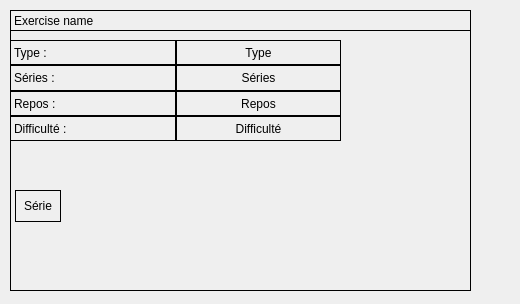
First picture: the form in src/exercisewidget.ui, repository oktal/bodeasy, before the edit.
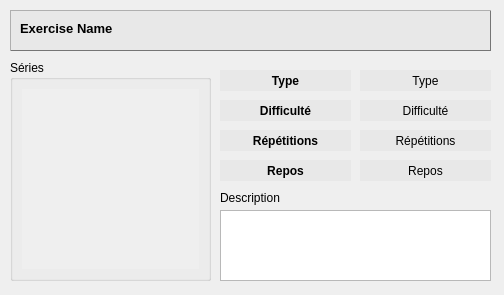
Second picture: the form after the edit. Icons and pictures are not drawn.

```diff
--- a/src/exercisewidget.ui
+++ b/src/exercisewidget.ui
@@ -6,155 +6,145 @@
    <rect>
     <x>0</x>
     <y>0</y>
-    <width>520</width>
-    <height>304</height>
+    <width>504</width>
+    <height>295</height>
    </rect>
   </property>
   <property name="windowTitle">
    <string>Form</string>
   </property>
-  <widget class="QLabel" name="label">
+  <property name="styleSheet">
+   <string notr="true">QFrame#headerFrame {
+    border: 1px outset gray;
+    background-color: rgb(232, 232, 232);
+    border-color: rgb(117, 117, 117);
+}</string>
+  </property>
+  <widget class="QFrame" name="headerFrame">
    <property name="geometry">
     <rect>
      <x>10</x>
      <y>10</y>
-     <width>461</width>
-     <height>21</height>
+     <width>481</width>
+     <height>41</height>
     </rect>
    </property>
-   <property name="frameShape">
-    <enum>QFrame::Box</enum>
+   <property name="styleSheet">
+    <string notr="true"/>
    </property>
-   <property name="text">
-    <string>Exercise name</string>
-   </property>
-  </widget>
-  <widget class="QFrame" name="frame">
-   <property name="geometry">
-    <rect>
-     <x>10</x>
-     <y>30</y>
-     <width>461</width>
-     <height>261</height>
-    </rect>
-   </property>
    <property name="frameShape">
-    <enum>QFrame::Box</enum>
+    <enum>QFrame::StyledPanel</enum>
    </property>
    <property name="frameShadow">
-    <enum>QFrame::Plain</enum>
+    <enum>QFrame::Raised</enum>
    </property>
-   <widget class="QLabel" name="label_10">
+   <widget class="QLabel" name="label_7">
     <property name="geometry">
      <rect>
-      <x>5</x>
-      <y>160</y>
-      <width>46</width>
-      <height>32</height>
+      <x>10</x>
+      <y>10</y>
+      <width>171</width>
+      <height>16</height>
      </rect>
     </property>
-    <property name="frameShape">
-     <enum>QFrame::Box</enum>
+    <property name="font">
+     <font>
+      <pointsize>10</pointsize>
+      <weight>75</weight>
+      <bold>true</bold>
+     </font>
     </property>
     <property name="text">
-     <string>Série</string>
+     <string>Exercise Name</string>
     </property>
-    <property name="alignment">
-     <set>Qt::AlignCenter</set>
-    </property>
    </widget>
-   <widget class="QWidget" name="layoutWidget">
-    <property name="geometry">
-     <rect>
-      <x>50</x>
-      <y>160</y>
-      <width>391</width>
-      <height>58</height>
-     </rect>
-    </property>
-    <layout class="QGridLayout" name="seriesLayout" rowstretch="0">
-     <property name="sizeConstraint">
-      <enum>QLayout::SetFixedSize</enum>
-     </property>
-     <property name="horizontalSpacing">
-      <number>1</number>
-     </property>
-     <property name="verticalSpacing">
-      <number>2</number>
-     </property>
-     <property name="leftMargin">
-      <number>0</number>
-     </property>
-    </layout>
-   </widget>
-   <widget class="QLabel" name="lblPixmap">
+  </widget>
+  <widget class="QGroupBox" name="groupBox">
     <property name="geometry">
      <rect>
-      <x>340</x>
-      <y>10</y>
-      <width>111</width>
-      <height>101</height>
-     </rect>
-    </property>
-    <property name="text">
-     <string/>
-    </property>
-    <property name="pixmap">
-     <pixmap>../release/exercice-triceps-08.gif</pixmap>
-    </property>
-    <property name="scaledContents">
+     <x>10</x>
+     <y>60</y>
+     <width>201</width>
+     <height>221</height>
+    </rect>
+   </property>
+   <property name="title">
+    <string>Séries</string>
+   </property>
+   <layout class="QVBoxLayout" name="verticalLayout">
+    <item>
+     <widget class="QScrollArea" name="scrollArea">
+      <property name="frameShape">
+       <enum>QFrame::NoFrame</enum>
+      </property>
+      <property name="frameShadow">
+       <enum>QFrame::Raised</enum>
+      </property>
+      <property name="widgetResizable">
      <bool>true</bool>
     </property>
-   </widget>
-   <widget class="QWidget" name="layoutWidget">
+      <widget class="QWidget" name="scrollAreaWidgetContents">
     <property name="geometry">
      <rect>
       <x>0</x>
-      <y>10</y>
-      <width>331</width>
-      <height>101</height>
-     </rect>
-    </property>
-    <layout class="QGridLayout" name="gridLayout">
-     <property name="sizeConstraint">
-      <enum>QLayout::SetMaximumSize</enum>
-     </property>
-     <property name="leftMargin">
-      <number>0</number>
-     </property>
-     <property name="spacing">
-      <number>0</number>
-     </property>
-     <item row="0" column="0">
+         <y>0</y>
+         <width>181</width>
+         <height>188</height>
+        </rect>
+       </property>
+      </widget>
+     </widget>
+    </item>
+   </layout>
+  </widget>
+  <widget class="QPlainTextEdit" name="plainTextEdit">
+   <property name="geometry">
+    <rect>
+     <x>220</x>
+     <y>210</y>
+     <width>271</width>
+     <height>71</height>
+    </rect>
+   </property>
+  </widget>
+  <widget class="QLabel" name="label">
+   <property name="geometry">
+    <rect>
+     <x>220</x>
+     <y>190</y>
+     <width>81</width>
+     <height>16</height>
+    </rect>
+   </property>
+   <property name="text">
+    <string>Description</string>
+   </property>
+  </widget>
       <widget class="QLabel" name="label_2">
-       <property name="minimumSize">
-        <size>
-         <width>0</width>
-         <height>20</height>
-        </size>
-       </property>
-       <property name="frameShape">
-        <enum>QFrame::Box</enum>
-       </property>
-       <property name="text">
-        <string>Type :</string>
-       </property>
-       <property name="scaledContents">
-        <bool>false</bool>
-       </property>
-       <property name="wordWrap">
-        <bool>true</bool>
-       </property>
-       <property name="margin">
-        <number>1</number>
-       </property>
-      </widget>
-     </item>
-     <item row="0" column="1">
-      <widget class="QLabel" name="label_7">
+   <property name="geometry">
+    <rect>
+     <x>220</x>
+     <y>70</y>
+     <width>131</width>
+     <height>21</height>
+    </rect>
+   </property>
+   <property name="font">
+    <font>
+     <weight>75</weight>
+     <bold>true</bold>
+    </font>
+   </property>
+   <property name="styleSheet">
+    <string notr="true">background-color: rgb(232, 232, 232);
+border-style: none;</string>
+   </property>
        <property name="frameShape">
         <enum>QFrame::Box</enum>
        </property>
+   <property name="frameShadow">
+    <enum>QFrame::Plain</enum>
+   </property>
        <property name="text">
         <string>Type</string>
        </property>
@@ -162,85 +152,158 @@
         <set>Qt::AlignCenter</set>
        </property>
       </widget>
-     </item>
-     <item row="1" column="0">
       <widget class="QLabel" name="label_3">
-       <property name="minimumSize">
-        <size>
-         <width>0</width>
-         <height>0</height>
-        </size>
-       </property>
-       <property name="frameShape">
-        <enum>QFrame::Box</enum>
-       </property>
-       <property name="text">
-        <string>Séries :</string>
-       </property>
-      </widget>
-     </item>
-     <item row="1" column="1">
-      <widget class="QLabel" name="label_8">
+   <property name="geometry">
+    <rect>
+     <x>220</x>
+     <y>100</y>
+     <width>131</width>
+     <height>21</height>
+    </rect>
+   </property>
+   <property name="font">
+    <font>
+     <weight>75</weight>
+     <bold>true</bold>
+    </font>
+   </property>
+   <property name="styleSheet">
+    <string notr="true">background-color: rgb(232, 232, 232);
+border-style: none;</string>
+   </property>
        <property name="frameShape">
         <enum>QFrame::Box</enum>
        </property>
+   <property name="frameShadow">
+    <enum>QFrame::Plain</enum>
+   </property>
        <property name="text">
-        <string>Séries</string>
+    <string>Difficulté</string>
        </property>
        <property name="alignment">
         <set>Qt::AlignCenter</set>
        </property>
       </widget>
-     </item>
-     <item row="2" column="0">
       <widget class="QLabel" name="label_4">
-       <property name="minimumSize">
-        <size>
-         <width>0</width>
-         <height>0</height>
-        </size>
-       </property>
-       <property name="frameShape">
-        <enum>QFrame::Box</enum>
-       </property>
-       <property name="text">
-        <string>Repos :</string>
-       </property>
-      </widget>
-     </item>
-     <item row="2" column="1">
-      <widget class="QLabel" name="label_9">
+   <property name="geometry">
+    <rect>
+     <x>220</x>
+     <y>130</y>
+     <width>131</width>
+     <height>21</height>
+    </rect>
+   </property>
+   <property name="font">
+    <font>
+     <weight>75</weight>
+     <bold>true</bold>
+    </font>
+   </property>
+   <property name="styleSheet">
+    <string notr="true">background-color: rgb(232, 232, 232);
+border-style: none;</string>
+   </property>
        <property name="frameShape">
         <enum>QFrame::Box</enum>
        </property>
+   <property name="frameShadow">
+    <enum>QFrame::Plain</enum>
+   </property>
        <property name="text">
-        <string>Repos</string>
+    <string>Répétitions</string>
        </property>
        <property name="alignment">
         <set>Qt::AlignCenter</set>
        </property>
       </widget>
-     </item>
-     <item row="3" column="0">
       <widget class="QLabel" name="label_5">
-       <property name="minimumSize">
-        <size>
-         <width>0</width>
-         <height>0</height>
-        </size>
+   <property name="geometry">
+    <rect>
+     <x>220</x>
+     <y>160</y>
+     <width>131</width>
+     <height>21</height>
+    </rect>
+   </property>
+   <property name="font">
+    <font>
+     <weight>75</weight>
+     <bold>true</bold>
+    </font>
+   </property>
+   <property name="styleSheet">
+    <string notr="true">background-color: rgb(232, 232, 232);
+border-style: none;</string>
        </property>
        <property name="frameShape">
         <enum>QFrame::Box</enum>
        </property>
+   <property name="frameShadow">
+    <enum>QFrame::Plain</enum>
+   </property>
        <property name="text">
-        <string>Difficulté :</string>
-       </property>
-      </widget>
-     </item>
-     <item row="3" column="1">
+    <string>Repos</string>
+   </property>
+   <property name="alignment">
+    <set>Qt::AlignCenter</set>
+   </property>
+  </widget>
       <widget class="QLabel" name="label_6">
+   <property name="geometry">
+    <rect>
+     <x>360</x>
+     <y>70</y>
+     <width>131</width>
+     <height>21</height>
+    </rect>
+   </property>
+   <property name="font">
+    <font>
+     <weight>50</weight>
+     <bold>false</bold>
+    </font>
+   </property>
+   <property name="styleSheet">
+    <string notr="true">background-color: rgb(232, 232, 232);
+border-style: none;</string>
+   </property>
        <property name="frameShape">
         <enum>QFrame::Box</enum>
+   </property>
+   <property name="frameShadow">
+    <enum>QFrame::Plain</enum>
+   </property>
+   <property name="text">
+    <string>Type</string>
+   </property>
+   <property name="alignment">
+    <set>Qt::AlignCenter</set>
+   </property>
+  </widget>
+  <widget class="QLabel" name="label_8">
+   <property name="geometry">
+    <rect>
+     <x>360</x>
+     <y>100</y>
+     <width>131</width>
+     <height>21</height>
+    </rect>
+   </property>
+   <property name="font">
+    <font>
+     <weight>50</weight>
+     <bold>false</bold>
+    </font>
+   </property>
+   <property name="styleSheet">
+    <string notr="true">background-color: rgb(232, 232, 232);
+border-style: none;</string>
+   </property>
+   <property name="frameShape">
+    <enum>QFrame::Box</enum>
+   </property>
+   <property name="frameShadow">
+    <enum>QFrame::Plain</enum>
        </property>
        <property name="text">
         <string>Difficulté</string>
@@ -249,9 +312,69 @@
         <set>Qt::AlignCenter</set>
        </property>
       </widget>
-     </item>
-    </layout>
-   </widget>
+  <widget class="QLabel" name="label_9">
+   <property name="geometry">
+    <rect>
+     <x>360</x>
+     <y>130</y>
+     <width>131</width>
+     <height>21</height>
+    </rect>
+   </property>
+   <property name="font">
+    <font>
+     <weight>50</weight>
+     <bold>false</bold>
+    </font>
+   </property>
+   <property name="styleSheet">
+    <string notr="true">background-color: rgb(232, 232, 232);
+border-style: none;</string>
+   </property>
+   <property name="frameShape">
+    <enum>QFrame::Box</enum>
+   </property>
+   <property name="frameShadow">
+    <enum>QFrame::Plain</enum>
+   </property>
+   <property name="text">
+    <string>Répétitions</string>
+   </property>
+   <property name="alignment">
+    <set>Qt::AlignCenter</set>
+   </property>
+  </widget>
+  <widget class="QLabel" name="label_10">
+   <property name="geometry">
+    <rect>
+     <x>360</x>
+     <y>160</y>
+     <width>131</width>
+     <height>21</height>
+    </rect>
+   </property>
+   <property name="font">
+    <font>
+     <weight>50</weight>
+     <bold>false</bold>
+    </font>
+   </property>
+   <property name="styleSheet">
+    <string notr="true">background-color: rgb(232, 232, 232);
+border-style: none;</string>
+   </property>
+   <property name="frameShape">
+    <enum>QFrame::Box</enum>
+   </property>
+   <property name="frameShadow">
+    <enum>QFrame::Plain</enum>
+   </property>
+   <property name="text">
+    <string>Repos</string>
+   </property>
+   <property name="alignment">
+    <set>Qt::AlignCenter</set>
+   </property>
   </widget>
  </widget>
  <resources/>
```
Lines whose indentation alone changed are shown as unchanged.
